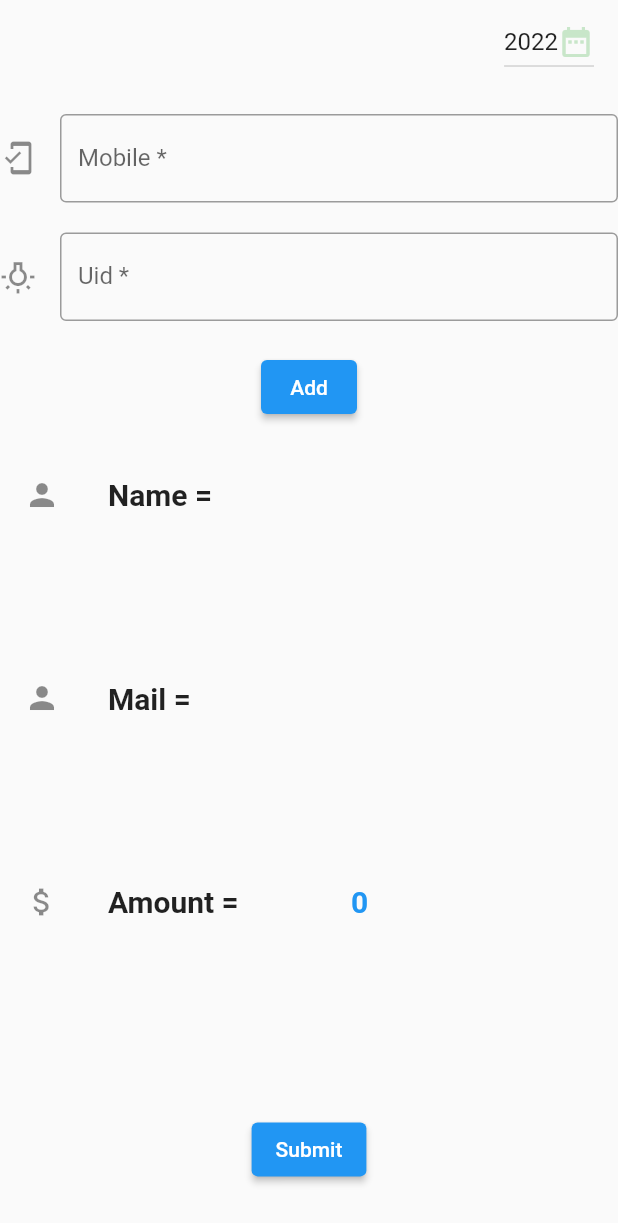
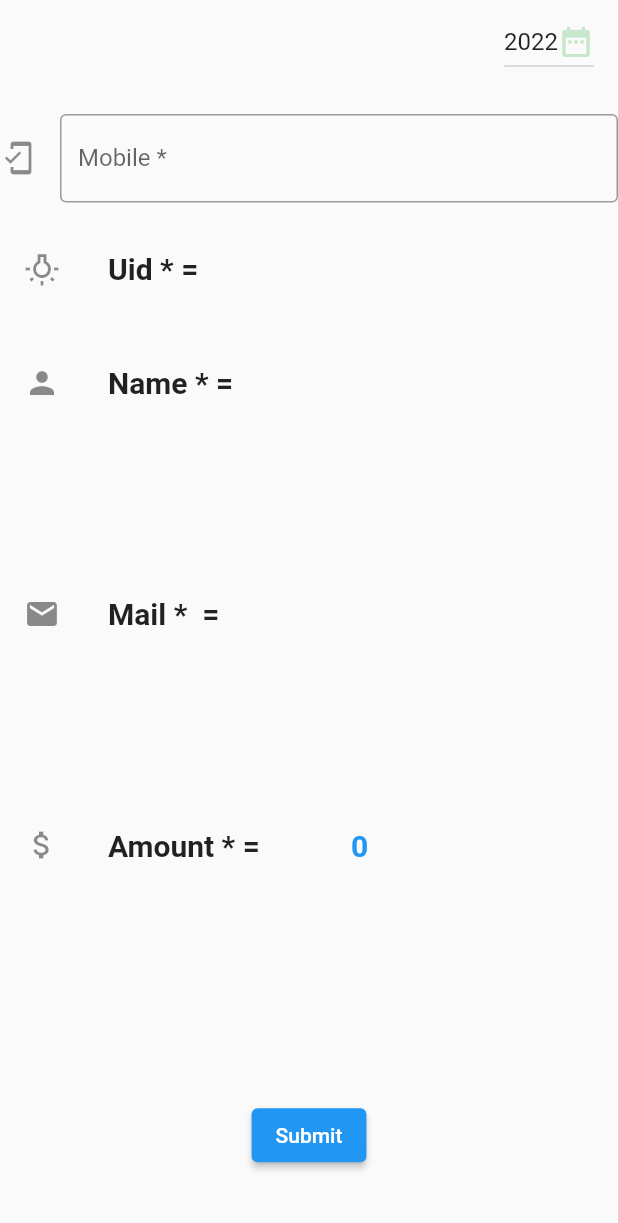
Before and after one commit to chetanshivaji/Gram, a Flutter app: the HouseWaterForm widget shown alone on an empty page, opened directly, on a phone screen of 412 x 824 dp. Shown: the top 1223 px of the screen. Run offline on Flutter 3.47's test engine with Material 2 defaults, Android fonts, the phone set to English and light mode, and no system bars; our stand-ins replace cloud_firestore, firebase_auth, firebase_core, open_file, pdf; missing offline and left inert: flutter_email_sender, flutter_sms, whatsapp_unilink; accounts and stored records are empty.

Commit message:
in screen UID touch/click

```diff
--- a/lib/screens/in.dart
+++ b/lib/screens/in.dart
@@ -7,6 +7,7 @@ import 'package:money/communication.dart';
 import 'package:money/api/pdf_api.dart';
 import 'package:money/model/receipt.dart';
 import 'package:money/constants.dart';
+import 'package:flutter/gestures.dart';
 
 // Create a Form widget.
 class HouseWaterForm extends StatefulWidget {
@@ -19,21 +20,21 @@ class HouseWaterForm extends StatefulWidget {
   }
 }
 
-String uidHintText = msgEnterUid;
-var mobileUids;
-bool uidTextField = false;
-String uidList = "";
-
 // Create a corresponding State class.
 // This class holds data related to the form.
 class HouseWaterFormState extends State<HouseWaterForm> {
+  List<TextSpan> multiUidsTextSpan = [];
+  List<TextSpan> multiUids = [];
+
+  var mobileUids;
+
   bool onPressedHouseWater = false;
+
   final _formKey = GlobalKey<FormState>();
 
   String name = "";
   String email = "";
   int amount = 0;
-
   String mobile = "";
   String uid = "";
   int waterAmount = 0;
@@ -42,8 +43,8 @@ class HouseWaterFormState extends State<HouseWaterForm> {
   String houseName = "";
   String waterEmail = "";
   String houseEmail = "";
+
   var _textController_mobile = TextEditingController();
-  var _textController_Uid = TextEditingController();
 
   Future<void> createPDFInHouseWaterReceiptEntries() async {
     //START - fetch data to display in pdf
@@ -68,6 +69,8 @@ class HouseWaterFormState extends State<HouseWaterForm> {
   void setStateEmptyEntries() {
     setState(
       () {
+        multiUids = [TextSpan()];
+        uid = "";
         name = '';
         amount = 0;
         email = '';
@@ -106,6 +109,8 @@ class HouseWaterFormState extends State<HouseWaterForm> {
           setState(
             () {
               dropdownValueYear = newValue!;
+              multiUids = [TextSpan()];
+              uid = "";
               name = '';
               amount = 0;
               email = '';
@@ -194,8 +199,9 @@ class HouseWaterFormState extends State<HouseWaterForm> {
 
   Future<void> checkMobileUid(mobValue) async {
     String uids = "";
-    mobile =
-        mobValue; //set here, otherewise this will be set in validator after click on submit.
+    //set here, otherewise this will be set in validator after click on submit.
+    mobile = mobValue;
+
     try {
       await FirebaseFirestore.instance
           .collection(village + pin)
@@ -222,9 +228,7 @@ class HouseWaterFormState extends State<HouseWaterForm> {
               uids = mobileUids[0];
               setState(
                 () {
-                  uidTextField =
-                      false; //disale to edit , make enable false or read only true. check it.
-                  _textController_Uid.text = mobileUids[0];
+                  uid = mobileUids[0];
                 },
               );
               setNameEmail(mobileUids[0]);
@@ -232,6 +236,23 @@ class HouseWaterFormState extends State<HouseWaterForm> {
               //display all uids and choose one.
               for (var id in mobileUids) {
                 uids = uids + ", " + id;
+                multiUidsTextSpan.add(
+                  TextSpan(
+                    text: id + " , ",
+                    style: TextStyle(
+                      color: Colors.red[300],
+                      backgroundColor: Colors.yellow,
+                      fontSize: 25,
+                      fontWeight: FontWeight.bold,
+                    ),
+                    recognizer: TapGestureRecognizer()
+                      ..onTap = () async {
+                        //make use of Id which has go tapped.
+                        uid = id;
+                        setNameEmail(uid);
+                      },
+                  ),
+                );
               }
               //pop up message with all uids and setup hint text with uids.
               popAlert(
@@ -244,10 +265,7 @@ class HouseWaterFormState extends State<HouseWaterForm> {
 
               setState(
                 () {
-                  uidTextField =
-                      true; //disale to edit , make enable false or read only true. check it.
-                  uidList = uids;
-                  uidHintText = uidList;
+                  multiUids = multiUidsTextSpan;
                 },
               );
             } else {
@@ -271,7 +289,6 @@ class HouseWaterFormState extends State<HouseWaterForm> {
         getWrongIcon(50),
         1,
       );
-      // _textController_newMobile.clear();
     }
     return;
   }
@@ -284,7 +301,6 @@ class HouseWaterFormState extends State<HouseWaterForm> {
       child: Column(
         crossAxisAlignment: CrossAxisAlignment.start,
         children: [
-          //yearTile(clr: clrGreen),
           getYearTile(clrGreen),
           Padding(
             padding: EdgeInsets.only(top: 20),
@@ -299,9 +315,14 @@ class HouseWaterFormState extends State<HouseWaterForm> {
                 labelText: labelMobile),
 
             onChanged: (text) async {
-              if (text.length < 10) {
+              if ((text.length < 10) || (text.length > 10)) {
+                multiUidsTextSpan.clear();
                 setState(
                   () {
+                    //clear screen fields except mobile contoller text field.
+                    multiUids = [TextSpan()];
+                    uid = "";
+
                     name = "";
                     amount = 0;
                     email = "";
@@ -329,11 +350,7 @@ class HouseWaterFormState extends State<HouseWaterForm> {
               }
               if (value.length != 10) {
                 return msgTenDigitNumber;
-              } /*
-              if (name == "") {
-                return msgNumberNotFoundInDb;
               }
-              */
               if (!isNumeric(value)) {
                 return msgOnlyNumber;
               }
@@ -343,50 +360,24 @@ class HouseWaterFormState extends State<HouseWaterForm> {
               return null;
             },
           ),
-          Padding(
-            padding: EdgeInsets.only(top: 20),
-          ),
-          TextFormField(
-            controller: _textController_Uid,
-            keyboardType: TextInputType.number,
-            decoration: InputDecoration(
-                border: OutlineInputBorder(),
-                icon: Icon(Icons.wb_incandescent_outlined),
-                hintText: uidHintText,
-                labelText: labelUid),
-            onFieldSubmitted: (val) {
-              uid = val;
-            },
-            validator: (value) {
-              if (value == null || value.isEmpty) {
-                return msgEnterUid;
-              }
-
-              uid = value;
-              return null;
-            },
-          ),
-          Padding(
-            padding: EdgeInsets.only(top: 20),
-          ),
           Center(
-            child: ElevatedButton(
-              onPressed: () async {
-                setNameEmail(_textController_Uid.text);
-              },
-              child: Text(
-                bLabelAdd,
+            child: RichText(
+              text: TextSpan(
+                children: multiUids,
               ),
             ),
           ),
-
+          ListTile(
+            leading: Icon(Icons.wb_incandescent_outlined),
+            title: getPrefilledListTile(labelUid, uid),
+          ),
           Padding(
             padding: EdgeInsets.only(top: 20),
           ),
           Expanded(
             child: ListTile(
               leading: Icon(Icons.person),
-              title: getPrefilledListTile("Name", name),
+              title: getPrefilledListTile(labelName, name),
             ),
           ),
           Padding(
@@ -394,8 +385,8 @@ class HouseWaterFormState extends State<HouseWaterForm> {
           ),
           Expanded(
             child: ListTile(
-              leading: Icon(Icons.person),
-              title: getPrefilledListTile("Mail", email),
+              leading: Icon(Icons.mail),
+              title: getPrefilledListTile(labelEmail, email),
             ),
           ),
           Padding(
@@ -404,7 +395,7 @@ class HouseWaterFormState extends State<HouseWaterForm> {
           Expanded(
             child: ListTile(
               leading: Icon(Icons.attach_money),
-              title: getPrefilledListTile("Amount", amount.toString()),
+              title: getPrefilledListTile(labelAmount, amount.toString()),
             ),
           ),
           Padding(
@@ -636,12 +627,6 @@ class ExtraIncomeFormState extends State<ExtraIncomeForm> {
                   return msgOnlyNumber;
                 }
                 amount = int.parse(value);
-                /*
-                //check if it is only number
-                if (value.digit) {
-                  return 'Please enter some text';
-                }
-                */
                 return null;
               },
             ),
```
